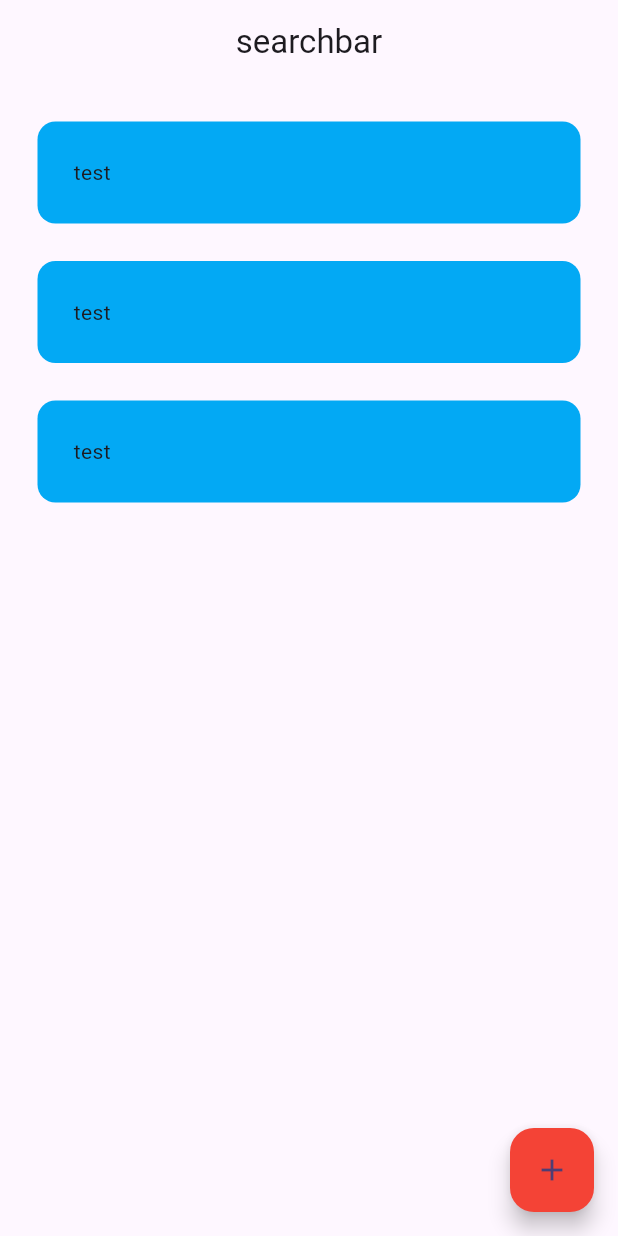
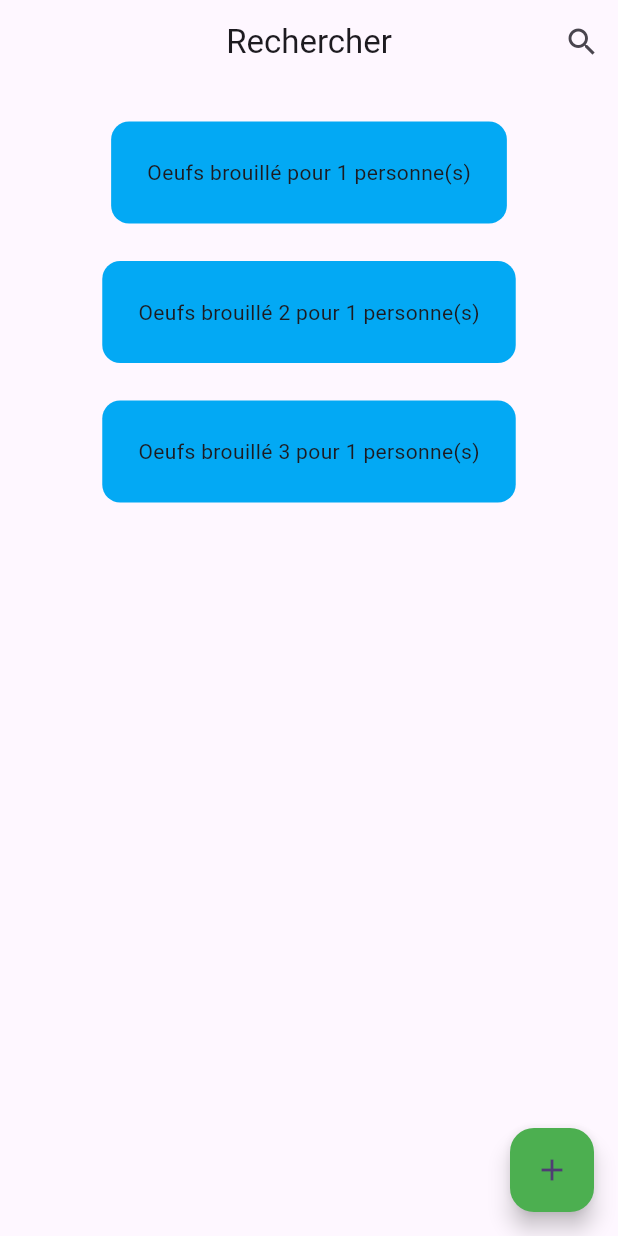
Before and after one commit to alexsgt-takeup/e_fridge, a Flutter app: the screen it shows after launch, on a phone screen of 412 x 824 dp. Run offline on Flutter 3.47's test engine with Material 2 defaults, Android fonts, the light colour scheme and no system bars; drawn by our look-alikes of flutter_slidable; our stand-ins replace cached_network_image.

Commit message:
almost complete v1

```diff
--- a/lib/data/dummy_recipes.dart
+++ b/lib/data/dummy_recipes.dart
@@ -22,12 +22,12 @@ List<Recipe> dummyRecipeList = [
       ),
     ],
     steps: [
-      Steps(
+      Step(
         id: "1",
         order: 1,
         description: "Mélanger les oeufs et le lait à l'aide d'un fouet",
       ),
-      Steps(
+      Step(
         id: "2",
         order: 2,
         description: "Faire cuire à feu doux en remuant en continu",
@@ -53,12 +53,12 @@ List<Recipe> dummyRecipeList = [
       ),
     ],
     steps: [
-      Steps(
+      Step(
         id: "1",
         order: 1,
         description: "Mélanger les oeufs et le lait à l'aide d'un fouet",
       ),
-      Steps(
+      Step(
         id: "2",
         order: 2,
         description: "Faire cuire à feu doux en remuant en continu",
@@ -84,12 +84,12 @@ List<Recipe> dummyRecipeList = [
       ),
     ],
     steps: [
-      Steps(
+      Step(
         id: "1",
         order: 1,
         description: "Mélanger les oeufs et le lait à l'aide d'un fouet",
       ),
-      Steps(
+      Step(
         id: "2",
         order: 2,
         description: "Faire cuire à feu doux en remuant en continu",
--- a/lib/main.dart
+++ b/lib/main.dart
@@ -8,7 +8,6 @@ void main() {
 class MyApp extends StatelessWidget {
   const MyApp({super.key});
 
-  // This widget is the root of your application.
   @override
   Widget build(BuildContext context) {
     return MaterialApp(
--- a/lib/model/recipe_model.dart
+++ b/lib/model/recipe_model.dart
@@ -6,7 +6,7 @@ class Recipe {
   final String name;
   final String? imgPath;
   final List<RecipeIngredient> ingredients;
-  final List<Steps> steps;
+  final List<Step> steps;
   final int personnQuantity;
 
   Recipe({
--- a/lib/model/steps_model.dart
+++ b/lib/model/steps_model.dart
@@ -1,9 +1,9 @@
-class Steps {
+class Step {
   final String id;
   final int order;
   final String description;
 
-  Steps({
+  Step({
     required this.id,
     required this.order,
     required this.description,
--- a/lib/pages/home_page.dart
+++ b/lib/pages/home_page.dart
@@ -1,8 +1,6 @@
-import 'package:e_fridge/model/recipe_model.dart';
 import 'package:flutter/material.dart';
-import 'package:flutter_slidable/flutter_slidable.dart';
-
 import '../data/dummy_recipes.dart';
+import '../widgets/recipe_tile.dart';
 
 class HomePage extends StatefulWidget {
   const HomePage({super.key});
@@ -11,51 +9,29 @@ class HomePage extends StatefulWidget {
   State<HomePage> createState() => _HomePageState();
 }
 
-void createRecipe() {}
+class _HomePageState extends State<HomePage> {
+  String searchValue = '';
 
-void deleteRecipe() {}
-
-class _HomePageState extends State<HomePage> {
   @override
   Widget build(BuildContext context) {
     return Scaffold(
       appBar: AppBar(
         centerTitle: true,
-        title: const Text('searchbar'),
+        title: const Text("Rechercher"),
+        actions: [IconButton(onPressed: () {}, icon: const Icon(Icons.search))],
       ),
-      floatingActionButton: const FloatingActionButton(
-        onPressed: createRecipe,
-        backgroundColor: Colors.red,
-        child: Icon(Icons.add),
+      floatingActionButton: FloatingActionButton(
+        onPressed: () {},
+        backgroundColor: Colors.green,
+        child: const Icon(Icons.add),
       ),
       body: ListView.builder(
+          shrinkWrap: true,
           itemCount: dummyRecipeList.length,
           itemBuilder: (context, index) {
-            return Padding(
-              padding: const EdgeInsets.only(left: 25.0, right: 25, top: 25),
-              child: Slidable(
-                endActionPane: ActionPane(
-                  motion: const StretchMotion(),
-                  children: [
-                    SlidableAction(
-                      onPressed: (context) {},
-                      icon: Icons.delete,
-                      backgroundColor: Colors.red,
-                      borderRadius: BorderRadius.circular(12),
-                    ),
-                  ],
-                ),
-                child: Container(
-                  padding: const EdgeInsets.all(24),
-                  decoration: BoxDecoration(
-                    color: Colors.lightBlue,
-                    borderRadius: BorderRadius.circular(12),
-                  ),
-                  child: const Row(
-                    children: [Text("test")],
-                  ),
-                ),
-              ),
+            return RecipeTile(
+              recipeName: dummyRecipeList[index].name,
+              recipePerson: dummyRecipeList[index].personnQuantity,
             );
           }),
     );
--- /dev/null
+++ b/lib/widgets/recipe_tile.dart
@@ -0,0 +1,28 @@
+import 'package:flutter/material.dart';
+
+class RecipeTile extends StatelessWidget {
+  final String recipeName;
+  final int recipePerson;
+
+  const RecipeTile({
+    super.key,
+    required this.recipeName,
+    required this.recipePerson,
+  });
+
+  @override
+  Widget build(BuildContext context) {
+    return Padding(
+      padding: const EdgeInsets.only(left: 25.0, right: 25, top: 25),
+      child: Center(
+        child: Container(
+            padding: const EdgeInsets.all(24),
+            decoration: BoxDecoration(
+              color: Colors.lightBlue,
+              borderRadius: BorderRadius.circular(12),
+            ),
+            child: Text("$recipeName pour $recipePerson personne(s)")),
+      ),
+    );
+  }
+}
--- a/pubspec.yaml
+++ b/pubspec.yaml
@@ -39,7 +39,7 @@ dependencies:
   equatable: ^2.0.5
   sqflite: ^2.3.0
   uuid: ^3.0.7
-  flutter_slidable: ^3.0.0
+  cached_network_image: ^3.2.3
 
 dev_dependencies:
   flutter_test:
```
Also changed, not shown: lib/pages/recipe_detail.dart (added, +131 -0 lines), lib/pages/add_recipe_page.dart (deleted), lib/pages/recipe_detail_page.dart (deleted), lib/widgets/new_recipe_form.dart (deleted), pubspec.lock, 1 other file.
